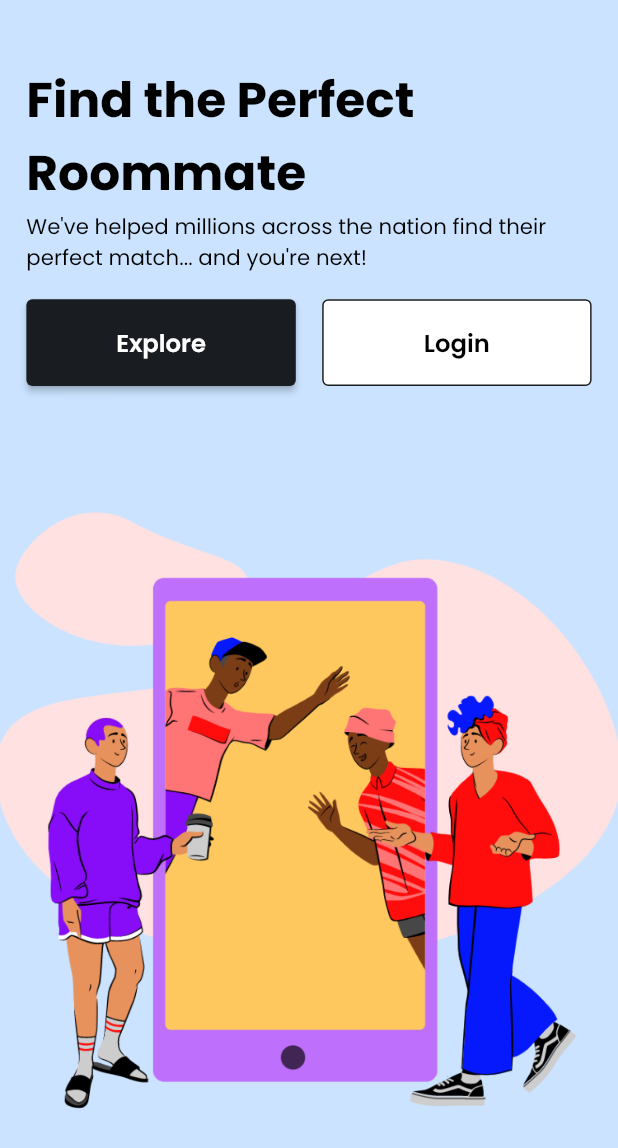
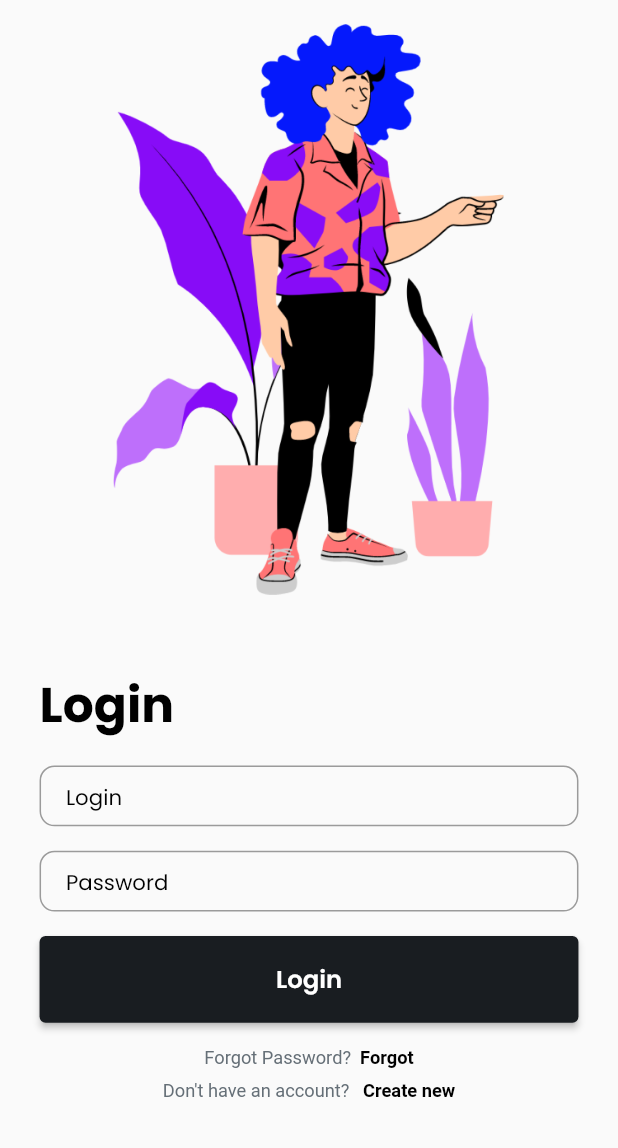
Before and after one commit to AdityaAde/booking-app, a Flutter app: the screen it shows after launch, on a phone screen of 412 x 824 dp. Shown: the top 1148 px of the screen. Run offline on Flutter 3.47's test engine with Material 2 defaults, Android fonts, the phone set to English and light mode, and no system bars; our stand-ins replace bloc, flutter_bloc, flutter_screenutil.

Commit message:
create UI login screen

```diff
--- a/lib/main.dart
+++ b/lib/main.dart
@@ -1,7 +1,6 @@
+import 'package:booking_app/presentation/pages/welcome/login/login_view.dart';
 import 'package:flutter/material.dart';
 import 'package:flutter_screenutil/flutter_screenutil.dart';
-
-import 'presentation/pages/welcome/welcome_view.dart';
 
 void main() {
   runApp(const MyApp());
@@ -24,7 +23,7 @@ class MyApp extends StatelessWidget {
               fontFamily: 'Poppins',
               primarySwatch: Colors.blue,
             ),
-            home: const WelcomePage(),
+            home: const LoginPage(),
           );
         });
   }
--- /dev/null
+++ b/lib/presentation/pages/welcome/login/component/component.dart
@@ -0,0 +1,3 @@
+export 'login_footer.dart';
+export 'login_image.dart';
+export 'login_form.dart';
--- /dev/null
+++ b/lib/presentation/pages/welcome/login/component/login_footer.dart
@@ -0,0 +1,40 @@
+import 'package:booking_app/config/theme/app_color.dart';
+import 'package:booking_app/config/theme/app_font.dart';
+import 'package:booking_app/utils/utils.dart';
+import 'package:flutter/material.dart';
+
+class LoginFooter extends StatelessWidget {
+  const LoginFooter({super.key});
+
+  @override
+  Widget build(BuildContext context) {
+    return Column(
+      mainAxisSize: MainAxisSize.min,
+      children: [
+        RichText(
+          text: TextSpan(
+            children: [
+              TextSpan(
+                text: 'Forgot Password? ',
+                style: AppFont.paragraphSmall.copyWith(color: AppColor.ink02),
+              ),
+              TextSpan(text: ' Forgot', style: AppFont.paragraphSmallBold),
+            ],
+          ),
+        ),
+        8.0.height,
+        RichText(
+          text: TextSpan(
+            children: [
+              TextSpan(
+                text: 'Don\'t have an account?  ',
+                style: AppFont.paragraphSmall.copyWith(color: AppColor.ink02),
+              ),
+              TextSpan(text: ' Create new', style: AppFont.paragraphSmallBold),
+            ],
+          ),
+        ),
+      ],
+    );
+  }
+}
--- /dev/null
+++ b/lib/presentation/pages/welcome/login/component/login_form.dart
@@ -0,0 +1,34 @@
+import 'package:booking_app/config/theme/app_dimen.dart';
+import 'package:booking_app/config/theme/app_font.dart';
+import 'package:booking_app/presentation/widget/app_input_text.dart';
+import 'package:booking_app/presentation/widget/widget.dart';
+import 'package:booking_app/utils/utils.dart';
+import 'package:flutter/cupertino.dart';
+
+class LoginForm extends StatelessWidget {
+  const LoginForm({super.key});
+
+  @override
+  Widget build(BuildContext context) {
+    return Padding(
+      padding: EdgeInsets.symmetric(horizontal: AppDimen.w24),
+      child: Column(
+        crossAxisAlignment: CrossAxisAlignment.start,
+        children: [
+          Text('Login', style: AppFont.h3),
+          16.0.height,
+          const AppInputText(label: 'Login'),
+          16.0.height,
+          const AppInputText(label: 'Password'),
+          16.0.height,
+          PrimaryButton(
+            onPressed: () {},
+            text: 'Login',
+            width: double.infinity,
+            type: PrimaryButtonType.type3,
+          )
+        ],
+      ),
+    );
+  }
+}
--- /dev/null
+++ b/lib/presentation/pages/welcome/login/component/login_image.dart
@@ -0,0 +1,11 @@
+import 'package:booking_app/data/src/img_string.dart';
+import 'package:flutter/cupertino.dart';
+
+class LoginImage extends StatelessWidget {
+  const LoginImage({super.key});
+
+  @override
+  Widget build(BuildContext context) {
+    return Image.asset(ImgString.cittaPlants2);
+  }
+}
--- a/lib/presentation/pages/welcome/login/login_view.dart
+++ b/lib/presentation/pages/welcome/login/login_view.dart
@@ -0,0 +1,29 @@
+import 'package:booking_app/presentation/pages/welcome/login/component/login_footer.dart';
+import 'package:booking_app/presentation/pages/welcome/login/component/login_form.dart';
+import 'package:booking_app/presentation/pages/welcome/login/component/login_image.dart';
+import 'package:booking_app/utils/utils.dart';
+import 'package:flutter/material.dart';
+
+class LoginPage extends StatelessWidget {
+  const LoginPage({super.key});
+
+  @override
+  Widget build(BuildContext context) {
+    return Scaffold(
+      body: SafeArea(
+        child: SingleChildScrollView(
+          child: Column(
+            children: [
+              16.0.height,
+              const LoginImage(),
+              48.0.height,
+              const LoginForm(),
+              16.0.height,
+              const LoginFooter(),
+            ],
+          ),
+        ),
+      ),
+    );
+  }
+}
--- /dev/null
+++ b/lib/presentation/widget/app_input_text.dart
@@ -0,0 +1,38 @@
+import 'package:booking_app/config/theme/app_dimen.dart';
+import 'package:booking_app/config/theme/app_font.dart';
+import 'package:flutter/material.dart';
+
+class AppInputText extends StatefulWidget {
+  const AppInputText({
+    super.key,
+    this.controller,
+    required this.label,
+  });
+  final TextEditingController? controller;
+  final String label;
+
+  @override
+  State<AppInputText> createState() => _AppInputTextState();
+}
+
+class _AppInputTextState extends State<AppInputText> {
+  @override
+  void initState() {
+    super.initState();
+  }
+
+  @override
+  Widget build(BuildContext context) {
+    return SizedBox(
+      height: AppDimen.h40,
+      child: TextFormField(
+        controller: widget.controller,
+        decoration: InputDecoration(
+            hintText: widget.label,
+            hintStyle: AppFont.componentMedium,
+            border: OutlineInputBorder(borderRadius: BorderRadius.circular(10)),
+            contentPadding: EdgeInsets.symmetric(horizontal: AppDimen.w16)),
+      ),
+    );
+  }
+}
```
